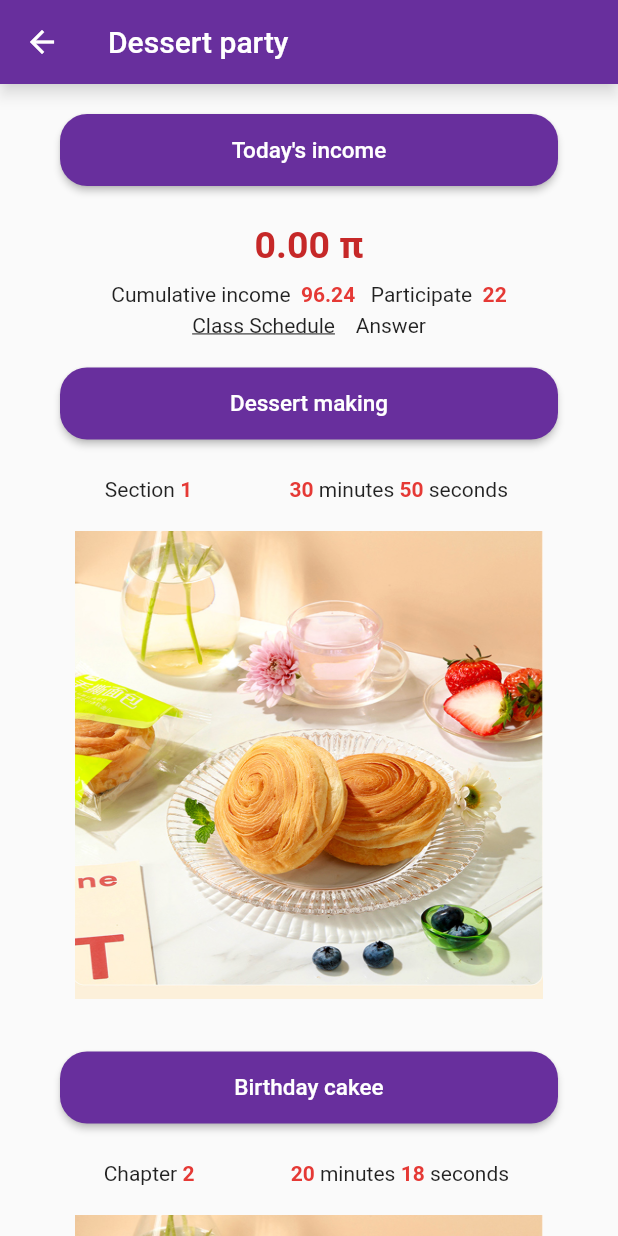
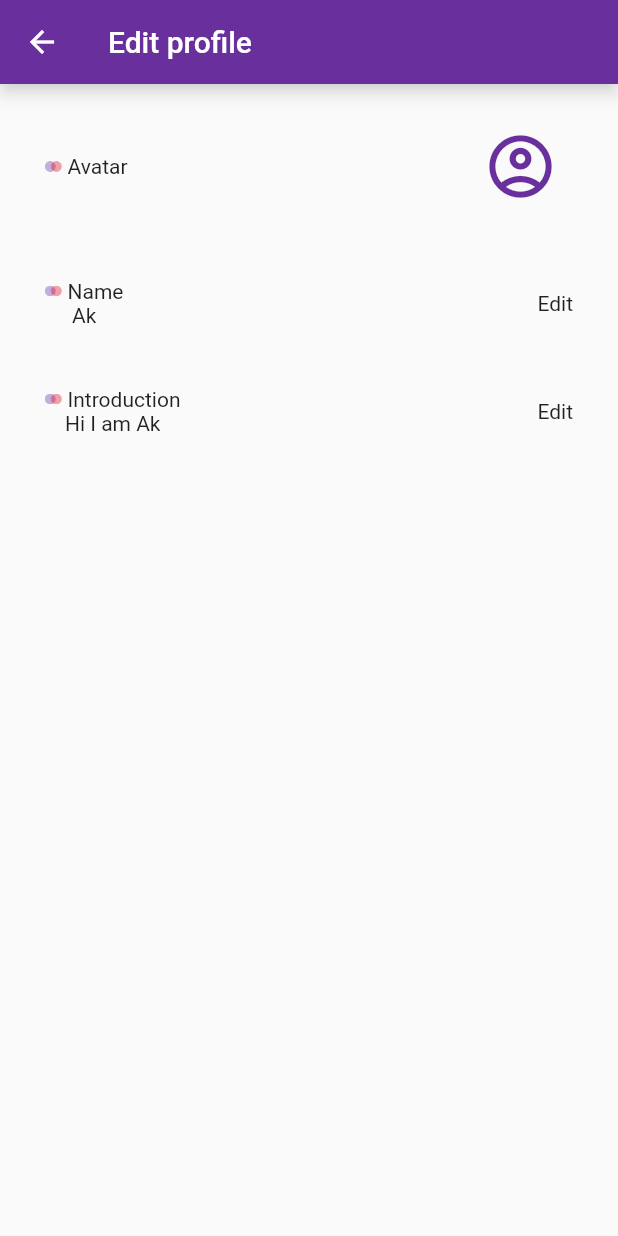
Before and after one commit to kenfoongAK/dinerscuisine, a Flutter app: the ProfilePage screen opened directly, on a phone screen of 412 x 824 dp. Run offline on Flutter 3.47's test engine with Material 2 defaults, Android fonts, the phone set to English and light mode, and no system bars; our stand-ins replace chewie, flick_video_player, flutter_easyloading, shared_preferences, video_player; accounts and stored records are empty.

Commit message:
modify design

```diff
--- a/lib/main.dart
+++ b/lib/main.dart
@@ -3,6 +3,7 @@ import 'dart:io';
 import 'package:demo2/pages/FirstPage.dart';
 import 'package:demo2/pages/LoginPage.dart';
 import 'package:demo2/pages/home/HomePage.dart';
+import 'package:demo2/pages/mine/createCourse/VideoLessonPage.dart';
 import 'package:demo2/pages/other/tutorPage.dart';
 import 'package:flutter/material.dart';
 import 'package:demo2/pages/MainPage.dart';
@@ -30,6 +31,5 @@ class MyApp extends StatelessWidget {
         // ignore: unrelated_type_equality_checks
         home: FirstPage()); //启动MainPage
     // home: TutorPage())
-    ;
   }
 }
--- a/lib/pages/mine/MinePage.dart
+++ b/lib/pages/mine/MinePage.dart
@@ -2,6 +2,7 @@ import 'package:demo2/pages/LoginPage.dart';
 import 'package:demo2/pages/mine/AdminWebPage.dart';
 import 'package:demo2/pages/mine/BeATeacherPage.dart';
 import 'package:demo2/pages/mine/CreateCoursePage.dart';
+import 'package:demo2/pages/mine/DinnerCenterPage.dart';
 import 'package:demo2/pages/mine/FeedbackPage.dart';
 import 'package:demo2/pages/mine/HelpPage.dart';
 import 'package:demo2/pages/mine/MyCoursePage.dart';
@@ -162,7 +163,7 @@ class Page extends State<MinePage> {
         InkWell(
             onTap: () {
               Navigator.push(context,
-                  MaterialPageRoute(builder: (context) => ProfilePage()));
+                  MaterialPageRoute(builder: (context) => DinnerCenterPage()));
             },
             child: Container(
                 color: Colors.white,
--- a/lib/pages/mine/ProfilePage.dart
+++ b/lib/pages/mine/ProfilePage.dart
@@ -22,220 +22,107 @@ class Page extends State<ProfilePage> {
           backgroundColor: Color.fromARGB(255, 104, 47, 157),
           shadowColor: Colors.white,
           title: Text(
-            'Dessert party',
+            'Edit profile',
             style: TextStyle(color: Colors.white),
           ),
         ),
         body: ListView(
           children: <Widget>[
-            title("Today's income"),
+            InkWell(
+                onTap: () async {
+                  // Navigator.push(
+                  // context, MaterialPageRoute(builder: (context) => page));
+                },
+                child: Container(
+                    margin: EdgeInsets.symmetric(horizontal: 20),
+                    padding: EdgeInsets.symmetric(vertical: 20, horizontal: 10),
+                    child: Row(
+                      children: [
+                        Image.asset(
+                          "assets/images/profile_icon.png",
+                          width: 15,
+                        ),
+                        Text(
+                          "Avatar",
+                        ),
+                        Expanded(child: Container()),
                         Container(
-              margin: EdgeInsets.all(5),
-              child: Text(
-                "0.00 π",
-                style: TextStyle(
-                  color: Colors.red[800],
-                  fontWeight: FontWeight.bold,
-                  fontSize: 25,
+                          margin: EdgeInsets.all(10),
+                          child: Icon(
+                            Icons.account_circle_outlined,
+                            size: 50,
+                            color: Color.fromARGB(255, 104, 47, 157),
                           ),
                         ),
-              alignment: Alignment.center,
-            ),
-            Container(
-                margin: EdgeInsets.all(5),
+                      ],
+                    ))),
+            InkWell(
+                onTap: () async {
+                  // Navigator.push(
+                  // context, MaterialPageRoute(builder: (context) => page));
+                },
+                child: Container(
+                    margin: EdgeInsets.symmetric(horizontal: 20),
+                    padding: EdgeInsets.symmetric(vertical: 20, horizontal: 10),
                     child: Row(
                       children: [
-                    Expanded(
-                      child: Container(),
+                        Column(
+                          mainAxisAlignment: MainAxisAlignment.start,
+                          children: [
+                            Row(
+                              children: [
+                                Image.asset(
+                                  "assets/images/profile_icon.png",
+                                  width: 15,
                                 ),
-                    Text('Cumulative income  '),
                                 Text(
-                      '96.24',
-                      style: TextStyle(
-                          color: Colors.red[600], fontWeight: FontWeight.bold),
-                    ),
-                    Text('   Participate  '),
-                    Text(
-                      '22',
-                      style: TextStyle(
-                          color: Colors.red[600], fontWeight: FontWeight.bold),
-                    ),
-                    Expanded(
-                      child: Container(),
+                                  "Name",
                                 ),
                               ],
-                )),
-            Container(
+                            ),
+                            Text(
+                              "Ak",
+                            ),
+                          ],
+                        ),
+                        Expanded(child: Container()),
+                        Text('Edit'),
+                      ],
+                    ))),
+            InkWell(
+                onTap: () async {
+                  // Navigator.push(
+                  // context, MaterialPageRoute(builder: (context) => page));
+                },
+                child: Container(
+                    margin: EdgeInsets.symmetric(horizontal: 20),
+                    padding: EdgeInsets.symmetric(vertical: 20, horizontal: 10),
                     child: Row(
                       children: [
-                Expanded(
-                  child: Container(),
+                        Column(
+                          mainAxisAlignment: MainAxisAlignment.start,
+                          children: [
+                            Row(
+                              children: [
+                                Image.asset(
+                                  "assets/images/profile_icon.png",
+                                  width: 15,
                                 ),
                                 Text(
-                  'Class Schedule',
-                  style: TextStyle(
-                    decoration: TextDecoration.underline,
-                  ),
-                ),
-                Text('    '),
-                Text('Answer'),
-                Expanded(
-                  child: Container(),
+                                  "Introduction",
                                 ),
                               ],
-            )),
-            title("Dessert making"),
-            Container(
-                margin: EdgeInsets.all(5),
-                child: Row(
-                  children: [
-                    Expanded(
-                      child: Container(),
-                    ),
-                    Text('Section '),
-                    Text(
-                      '1',
-                      style: TextStyle(
-                          color: Colors.red[600], fontWeight: FontWeight.bold),
-                    ),
-                    Expanded(
-                      child: Container(),
                             ),
                             Text(
-                      '30',
-                      style: TextStyle(
-                          color: Colors.red[600], fontWeight: FontWeight.bold),
-                    ),
-                    Text(' minutes '),
-                    Text(
-                      '50',
-                      style: TextStyle(
-                          color: Colors.red[600], fontWeight: FontWeight.bold),
-                    ),
-                    Text(' seconds '),
-                    Expanded(
-                      child: Container(),
+                              "Hi I am Ak",
                             ),
                           ],
-                )),
-            Container(
-                margin: EdgeInsets.all(5),
-                child: Row(
-                  children: [
-                    Expanded(child: image(context, 'assets/images/1.jpg')),
+                        ),
+                        Expanded(child: Container()),
+                        Text('Edit'),
                       ],
-                )),
-            title("Birthday cakee"),
-            Container(
-                margin: EdgeInsets.all(5),
-                child: Row(
-                  children: [
-                    Expanded(
-                      child: Container(),
-                    ),
-                    Text('Chapter '),
-                    Text(
-                      '2',
-                      style: TextStyle(
-                          color: Colors.red[600], fontWeight: FontWeight.bold),
-                    ),
-                    Expanded(
-                      child: Container(),
-                    ),
-                    Text(
-                      '20',
-                      style: TextStyle(
-                          color: Colors.red[600], fontWeight: FontWeight.bold),
-                    ),
-                    Text(' minutes '),
-                    Text(
-                      '18',
-                      style: TextStyle(
-                          color: Colors.red[600], fontWeight: FontWeight.bold),
-                    ),
-                    Text(' seconds '),
-                    Expanded(
-                      child: Container(),
-                    ),
-                  ],
-                )),
-            Container(
-                margin: EdgeInsets.all(5),
-                child: Row(
-                  children: [
-                    Expanded(child: image(context, 'assets/images/1.jpg')),
-                  ],
-                )),
-            Container(
-                margin: EdgeInsets.all(5),
-                child: Row(
-                  children: [
-                    Expanded(
-                      child: Container(),
-                    ),
-                    Text('Coureware '),
-                    Expanded(
-                      child: Container(),
-                    ),
-                    Text(
-                      'Off shelf',
-                    ),
-                    Expanded(
-                      child: Container(),
-                    ),
-                    Text('Edit course'),
-                    Expanded(
-                      child: Container(),
-                    ),
-                  ],
-                )),
-            Container(
-              margin: EdgeInsets.all(5),
-            ),
+                    ))),
           ],
         ));
   }
-
-  Widget title(title) {
-    return Container(
-        child: Container(
-      margin: EdgeInsets.symmetric(horizontal: 40, vertical: 20),
-      alignment: Alignment.center,
-      child: RaisedButton(
-          shape: RoundedRectangleBorder(
-              borderRadius: BorderRadius.all(Radius.circular(18))),
-          onPressed: () {},
-          padding: EdgeInsets.all(15.0),
-          color: Color.fromARGB(255, 104, 47, 157),
-          textColor: Colors.white,
-          child: Row(
-            mainAxisAlignment: MainAxisAlignment.center,
-            children: [
-              Text(title,
-                  style: TextStyle(
-                    fontSize: 15,
-                  )),
-            ],
-          )),
-    ));
 }
-
-  Widget image(BuildContext context, String img) {
-    var size = MediaQuery.of(context).size;
-
-    //调试线显示
-    // debugPaintSizeEnabled = true;
-    return Container(
-        margin: EdgeInsets.all(10),
-        child: Column(children: [
-          Image.asset(
-            //加载的图片
-            img,
-            width: (size.width) - 100,
-            height: (size.width) - 100,
-            fit: BoxFit.fill,
-            //对齐方式
-          ),
-        ]));
-  }
-}
```
Also changed, not shown: lib/pages/mine/DinnerCenterPage.dart (added, +241 -0 lines), lib/pages/mine/SettingPage.dart (+22 -3 lines), lib/pages/mine/createCourse/VideoLessonPage.dart (+31 -26 lines), assets/images/WeChat Image_20210810224433.png (added), assets/images/WeChat Image_20210810224459.png (added), assets/images/WeChat Image_20210810224800.png (added), assets/images/WeChat Image_20210810224815.png (added), assets/images/add_picture.png (added), assets/images/add_promo.png (added), assets/images/profile_icon.png (added), 2 other files. Lines whose indentation alone changed are shown as unchanged.
